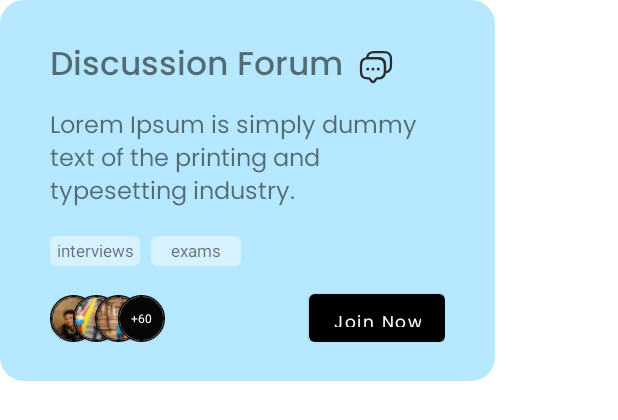
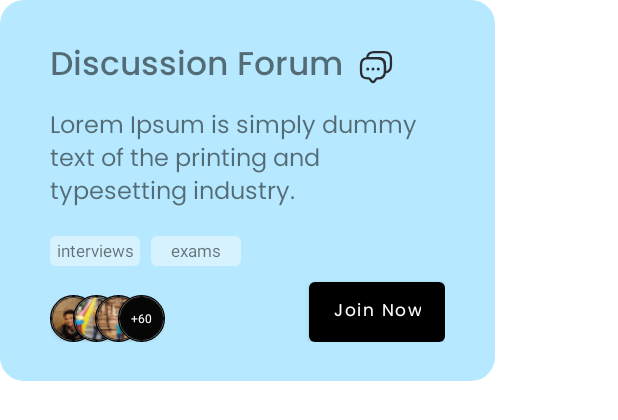
Before and after one commit to 1ezio/ietians-diary, an Android app: the layout component_newfeature_card.xml on its own in the app's theme, with its tools: preview values and no code run, on a phone screen of 412 x 824 dp. Shown: the top 420 px of the screen. Run offline under Robolectric (Android 15) with nearby library versions, the phone set to English and light mode, and no system bars.

Commit message:
Join now button corrected

```diff
--- a/app/src/main/res/layout/component_newfeature_card.xml
+++ b/app/src/main/res/layout/component_newfeature_card.xml
@@ -202,7 +202,7 @@
 
         <Button
             android:layout_width="wrap_content"
-            android:layout_height="32dp"
+            android:layout_height="40dp"
             app:layout_constraintBottom_toBottomOf="parent"
             app:layout_constraintEnd_toEndOf="parent"
             android:text="Join Now"
```
